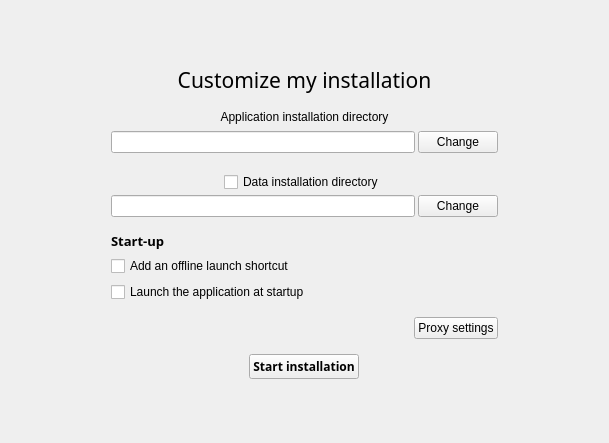
Qt form installer/ui/personalize.ui (Covalia/standalone-deployer) before a commit.
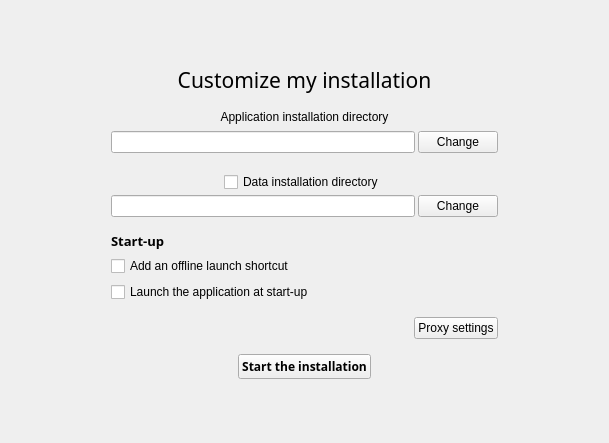
The same form after that commit.

```diff
--- a/installer/ui/personalize.ui
+++ b/installer/ui/personalize.ui
@@ -368,7 +368,7 @@
              <string notr="true"/>
             </property>
             <property name="text">
-             <string>Launch the application at startup</string>
+             <string>Launch the application at start-up</string>
             </property>
            </widget>
           </item>
@@ -413,7 +413,7 @@
         <string notr="true"/>
        </property>
        <property name="text">
-        <string>Start installation</string>
+        <string>Start the installation</string>
        </property>
       </widget>
      </item>
```
Left out of the diff: 4 changed lines with no effect on the pictures.
